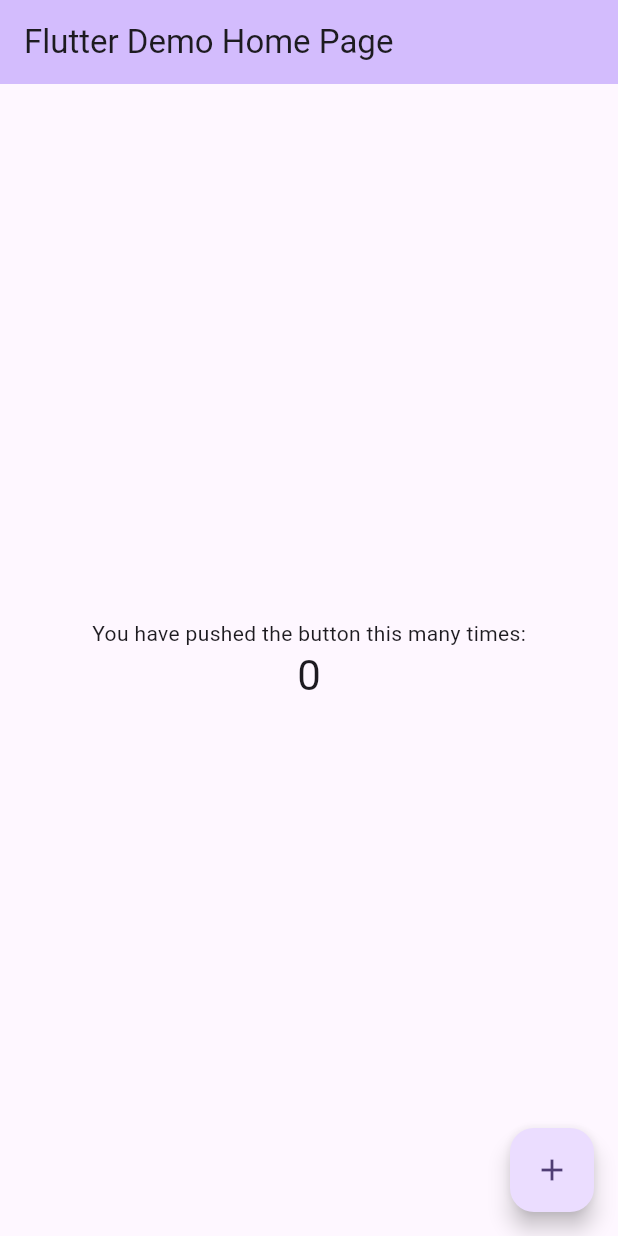
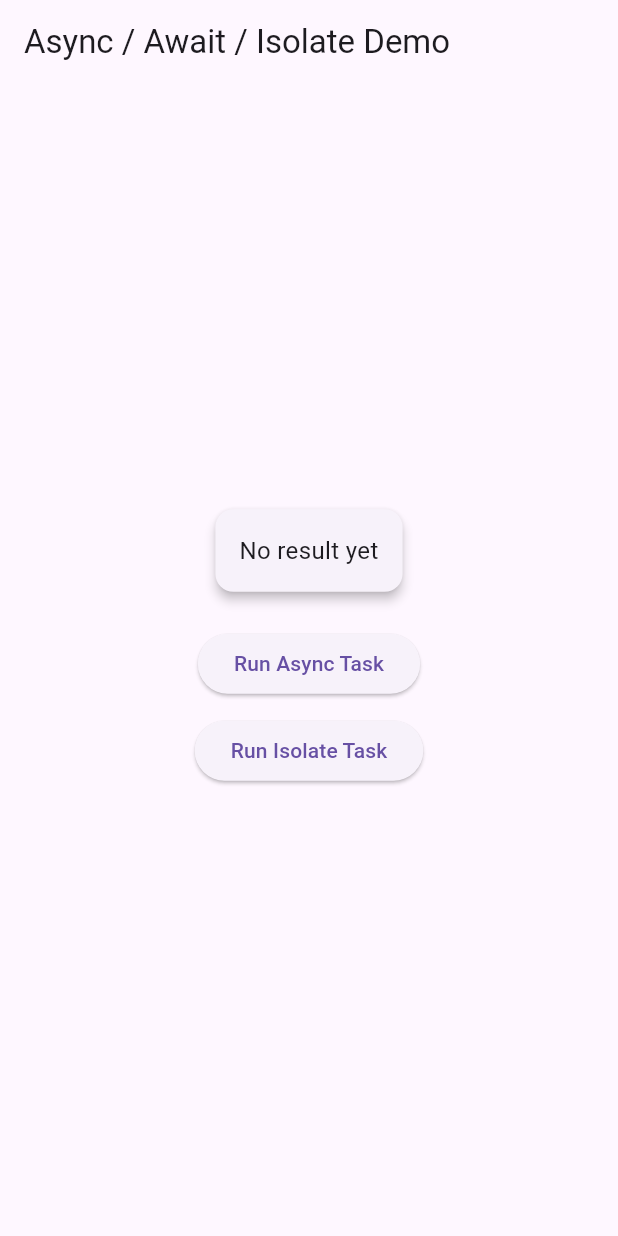
Before and after one commit to jzuber29/async_await_futures_isolate, a Flutter app: the screen it shows after launch, on a phone screen of 412 x 824 dp. Run offline on Flutter 3.47's test engine with Material 3 defaults, Android fonts, the phone set to English and light mode, and no system bars.

Commit message:
async/await, isolate, futures

```diff
--- a/lib/main.dart
+++ b/lib/main.dart
@@ -1,122 +1,66 @@
 import 'package:flutter/material.dart';
+import 'services/async_service.dart';
+import 'services/heavy_task.dart';
+import 'widgets/result_card.dart';
 
 void main() {
-  runApp(const MyApp());
+  runApp(const AsyncApp());
 }
 
-class MyApp extends StatelessWidget {
-  const MyApp({super.key});
+class AsyncApp extends StatefulWidget {
+  const AsyncApp({super.key});
 
-  // This widget is the root of your application.
   @override
-  Widget build(BuildContext context) {
-    return MaterialApp(
-      title: 'Flutter Demo',
-      theme: ThemeData(
-        // This is the theme of your application.
-        //
-        // TRY THIS: Try running your application with "flutter run". You'll see
-        // the application has a purple toolbar. Then, without quitting the app,
-        // try changing the seedColor in the colorScheme below to Colors.green
-        // and then invoke "hot reload" (save your changes or press the "hot
-        // reload" button in a Flutter-supported IDE, or press "r" if you used
-        // the command line to start the app).
-        //
-        // Notice that the counter didn't reset back to zero; the application
-        // state is not lost during the reload. To reset the state, use hot
-        // restart instead.
-        //
-        // This works for code too, not just values: Most code changes can be
-        // tested with just a hot reload.
-        colorScheme: ColorScheme.fromSeed(seedColor: Colors.deepPurple),
-      ),
-      home: const MyHomePage(title: 'Flutter Demo Home Page'),
-    );
-  }
+  State<AsyncApp> createState() => _AsyncAppState();
 }
 
-class MyHomePage extends StatefulWidget {
-  const MyHomePage({super.key, required this.title});
+class _AsyncAppState extends State<AsyncApp> {
+  String result = "No result yet";
+  bool isLoading = false;
 
-  // This widget is the home page of your application. It is stateful, meaning
-  // that it has a State object (defined below) that contains fields that affect
-  // how it looks.
+  void _runAsyncTask() async {
+    setState(() => isLoading = true);
+    result = await AsyncService.fetchData();
+    setState(() => isLoading = false);
+  }
 
-  // This class is the configuration for the state. It holds the values (in this
-  // case the title) provided by the parent (in this case the App widget) and
-  // used by the build method of the State. Fields in a Widget subclass are
-  // always marked "final".
-
-  final String title;
-
-  @override
-  State<MyHomePage> createState() => _MyHomePageState();
-}
-
-class _MyHomePageState extends State<MyHomePage> {
-  int _counter = 0;
-
-  void _incrementCounter() {
-    setState(() {
-      // This call to setState tells the Flutter framework that something has
-      // changed in this State, which causes it to rerun the build method below
-      // so that the display can reflect the updated values. If we changed
-      // _counter without calling setState(), then the build method would not be
-      // called again, and so nothing would appear to happen.
-      _counter++;
-    });
+  void _runIsolateTask() async {
+    setState(() => isLoading = true);
+    result = await HeavyTask.runInIsolate();
+    setState(() => isLoading = false);
   }
 
   @override
   Widget build(BuildContext context) {
-    // This method is rerun every time setState is called, for instance as done
-    // by the _incrementCounter method above.
-    //
-    // The Flutter framework has been optimized to make rerunning build methods
-    // fast, so that you can just rebuild anything that needs updating rather
-    // than having to individually change instances of widgets.
-    return Scaffold(
-      appBar: AppBar(
-        // TRY THIS: Try changing the color here to a specific color (to
-        // Colors.amber, perhaps?) and trigger a hot reload to see the AppBar
-        // change color while the other colors stay the same.
-        backgroundColor: Theme.of(context).colorScheme.inversePrimary,
-        // Here we take the value from the MyHomePage object that was created by
-        // the App.build method, and use it to set our appbar title.
-        title: Text(widget.title),
-      ),
-      body: Center(
-        // Center is a layout widget. It takes a single child and positions it
-        // in the middle of the parent.
-        child: Column(
-          // Column is also a layout widget. It takes a list of children and
-          // arranges them vertically. By default, it sizes itself to fit its
-          // children horizontally, and tries to be as tall as its parent.
-          //
-          // Column has various properties to control how it sizes itself and
-          // how it positions its children. Here we use mainAxisAlignment to
-          // center the children vertically; the main axis here is the vertical
-          // axis because Columns are vertical (the cross axis would be
-          // horizontal).
-          //
-          // TRY THIS: Invoke "debug painting" (choose the "Toggle Debug Paint"
-          // action in the IDE, or press "p" in the console), to see the
-          // wireframe for each widget.
-          mainAxisAlignment: MainAxisAlignment.center,
-          children: <Widget>[
-            const Text('You have pushed the button this many times:'),
-            Text(
-              '$_counter',
-              style: Theme.of(context).textTheme.headlineMedium,
+    return MaterialApp(
+      debugShowCheckedModeBanner: false,
+      title: 'Async & Isolate Demo',
+      home: Scaffold(
+        appBar: AppBar(title: const Text('Async / Await / Isolate Demo')),
+        body: Center(
+          child: Padding(
+            padding: const EdgeInsets.all(20.0),
+            child: Column(
+              mainAxisAlignment: MainAxisAlignment.center,
+              children: [
+                ResultCard(result: result),
+                const SizedBox(height: 20),
+                ElevatedButton(
+                  onPressed: isLoading ? null : _runAsyncTask,
+                  child: const Text("Run Async Task"),
+                ),
+                const SizedBox(height: 10),
+                ElevatedButton(
+                  onPressed: isLoading ? null : _runIsolateTask,
+                  child: const Text("Run Isolate Task"),
+                ),
+                const SizedBox(height: 20),
+                if (isLoading) const CircularProgressIndicator(),
+              ],
             ),
-          ],
+          ),
         ),
       ),
-      floatingActionButton: FloatingActionButton(
-        onPressed: _incrementCounter,
-        tooltip: 'Increment',
-        child: const Icon(Icons.add),
-      ), // This trailing comma makes auto-formatting nicer for build methods.
     );
   }
 }
--- /dev/null
+++ b/lib/services/async_service.dart
@@ -0,0 +1,9 @@
+import 'dart:async';
+
+class AsyncService {
+  static Future<String> fetchData() async {
+    // Simulate a delayed API or DB call
+    await Future.delayed(const Duration(seconds: 2));
+    return "✅ Async Task Completed (fetched after 2 seconds)";
+  }
+}
--- /dev/null
+++ b/lib/services/heavy_task.dart
@@ -0,0 +1,23 @@
+import 'dart:isolate';
+
+class HeavyTask {
+  static Future<String> runInIsolate() async {
+    final receivePort = ReceivePort();
+
+    // Spawn an isolate
+    await Isolate.spawn(_heavyComputation, receivePort.sendPort);
+
+    // Wait for the isolate to send data
+    final message = await receivePort.first;
+    return message;
+  }
+
+  // Runs in another isolate
+  static void _heavyComputation(SendPort sendPort) {
+    int sum = 0;
+    for (int i = 0; i < 300000000; i++) {
+      sum += i;
+    }
+    sendPort.send("🧠 Heavy Computation Done! Sum = $sum");
+  }
+}
--- /dev/null
+++ b/lib/widgets/result_card.dart
@@ -0,0 +1,22 @@
+import 'package:flutter/material.dart';
+
+class ResultCard extends StatelessWidget {
+  final String result;
+  const ResultCard({super.key, required this.result});
+
+  @override
+  Widget build(BuildContext context) {
+    return Card(
+      elevation: 3,
+      shape: RoundedRectangleBorder(borderRadius: BorderRadius.circular(12)),
+      child: Padding(
+        padding: const EdgeInsets.all(16.0),
+        child: Text(
+          result,
+          textAlign: TextAlign.center,
+          style: const TextStyle(fontSize: 16),
+        ),
+      ),
+    );
+  }
+}
```
